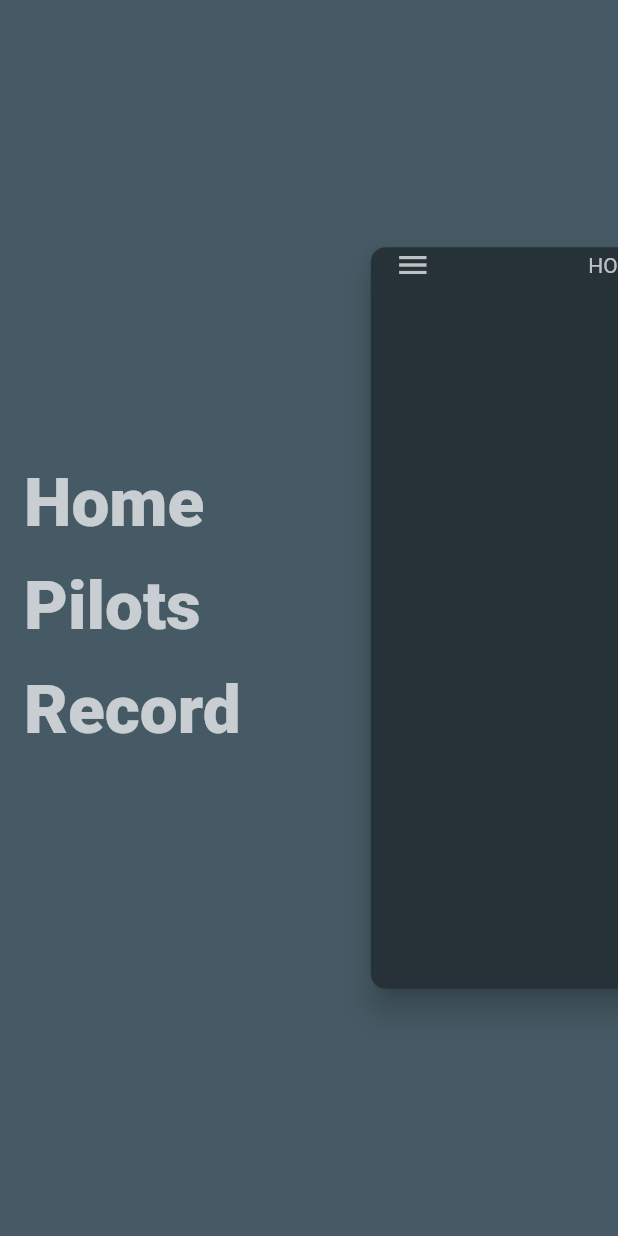
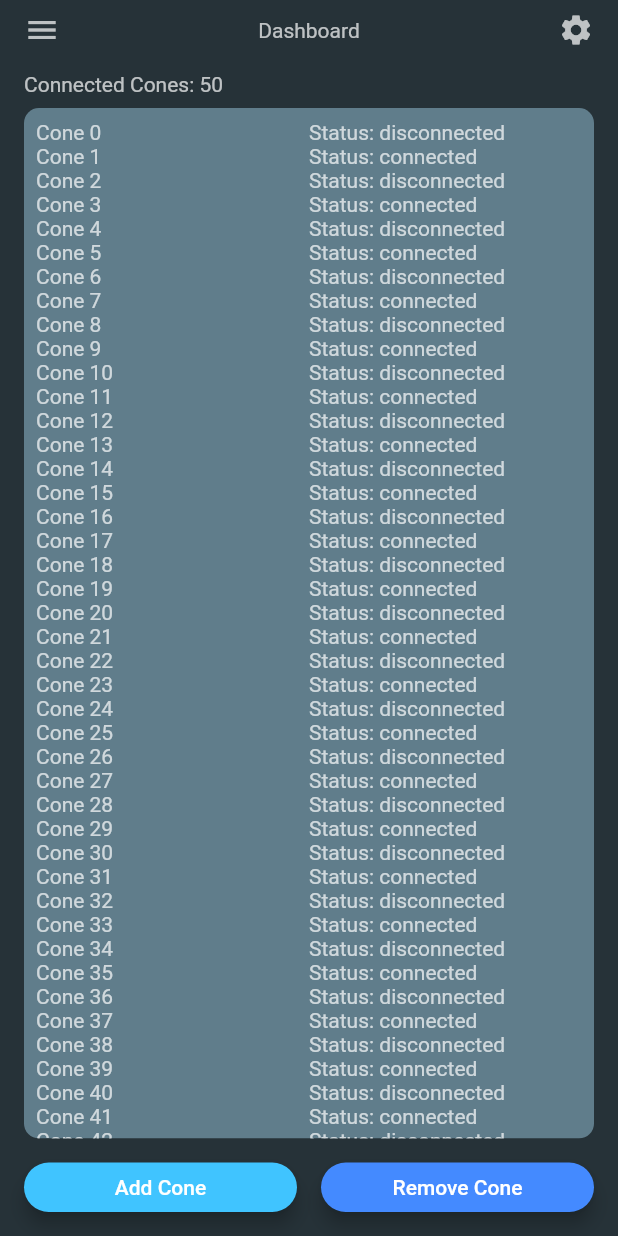
Before and after one commit to mikeyroush/ConeDroneApp, a Flutter app: the HomeScreen screen opened by its route, on a phone screen of 412 x 824 dp. Run offline on Flutter 3.47's test engine with Material 2 defaults, Android fonts, the phone set to English and light mode, and no system bars; our stand-ins replace animated_text_kit, cloud_firestore, firebase_auth, firebase_core, modal_progress_hud; accounts and stored records are empty.

Commit message:
updated app dashboard

```diff
--- a/cone_drone/lib/constants.dart
+++ b/cone_drone/lib/constants.dart
@@ -1,6 +1,15 @@
 import 'package:flutter/material.dart';
 
-const kTitleTextStyle = TextStyle(fontWeight: FontWeight.w900, fontSize: 45.0);
+const kTitleTextStyle = TextStyle(
+  fontWeight: FontWeight.w900,
+  fontSize: 45.0,
+);
+
+const kMenuTextStyle = TextStyle(
+  fontWeight: FontWeight.bold,
+  fontSize: 30.0,
+  color: Colors.white70,
+);
 
 const kTextFieldStyle = TextStyle(color: Colors.white70);
 
--- a/cone_drone/lib/screens/home_screen.dart
+++ b/cone_drone/lib/screens/home_screen.dart
@@ -8,6 +8,7 @@ import 'package:modal_progress_hud/modal_progress_hud.dart';
 
 final _firestore = FirebaseFirestore.instance;
 User loggedInUser;
+enum Status { none, connected, disconnected }
 
 class HomeScreen extends StatefulWidget {
   static const String id = 'home_screen';
@@ -18,8 +19,11 @@ class HomeScreen extends StatefulWidget {
 class _HomeScreenState extends State<HomeScreen> {
   final _auth = FirebaseAuth.instance;
   bool verified = false;
-  bool isCollapsed = false;
+  bool isCollapsed = true;
   double screenWidth, screenHeight;
+
+  // temp entries
+  List<ConeEntry> entries = [];
 
   @override
   void initState() {
@@ -50,6 +54,14 @@ class _HomeScreenState extends State<HomeScreen> {
     if (!verified) return verifyEmail(context);
 
     // email verified
+    for (var i = 0; i < 50; i++) {
+      final entry = ConeEntry(
+        name: 'Cone $i',
+        status: (i % 2 == 0) ? Status.disconnected : Status.connected,
+      );
+      entries.add(entry);
+    }
+
     Size size = MediaQuery.of(context).size;
     screenHeight = size.height;
     screenWidth = size.width;
@@ -61,7 +73,8 @@ class _HomeScreenState extends State<HomeScreen> {
           menu(context),
           home(context),
         ],
-        ));
+      ),
+    );
   }
 
   Widget verifyEmail(context) {
@@ -104,14 +117,29 @@ class _HomeScreenState extends State<HomeScreen> {
           mainAxisAlignment: MainAxisAlignment.center,
           crossAxisAlignment: CrossAxisAlignment.start,
           children: [
-            Text('Home',
-                style: kTitleTextStyle.copyWith(color: Colors.white70)),
+            Row(
+              children: [
+                Icon(Icons.dashboard, color: Colors.white70),
+                SizedBox(width: 8.0),
+                Text('Dashboard', style: kMenuTextStyle),
+              ],
+            ),
             SizedBox(height: 16.0),
-            Text('Pilots',
-                style: kTitleTextStyle.copyWith(color: Colors.white70)),
+            Row(
+              children: [
+                Icon(Icons.person, color: Colors.white70),
+                SizedBox(width: 8.0),
+                Text('Pilots', style: kMenuTextStyle),
+              ],
+            ),
             SizedBox(height: 16.0),
-            Text('Record',
-                style: kTitleTextStyle.copyWith(color: Colors.white70)),
+            Row(
+              children: [
+                Icon(Icons.adjust, color: Colors.white70),
+                SizedBox(width: 8.0),
+                Text('Record', style: kMenuTextStyle),
+              ],
+            ),
             SizedBox(height: 16.0),
           ],
         ),
@@ -134,7 +162,7 @@ class _HomeScreenState extends State<HomeScreen> {
         color: Colors.blueGrey.shade900,
         child: SafeArea(
           child: Padding(
-            padding: const EdgeInsets.only(left: 16.0, right: 16.0),
+            padding: const EdgeInsets.only(left: 16.0, right: 16.0, top: 8.0),
             child: Column(
               mainAxisAlignment: MainAxisAlignment.spaceBetween,
               crossAxisAlignment: CrossAxisAlignment.stretch,
@@ -151,9 +179,50 @@ class _HomeScreenState extends State<HomeScreen> {
                         });
                       },
                     ),
-                    Text('HOME', style: kTextFieldStyle),
+                    Text('Dashboard', style: kTextFieldStyle),
                     Icon(Icons.settings, color: Colors.white70),
                   ],
+                ),
+                SizedBox(height: 16.0),
+                Text('Connected Cones: ${entries.length}',
+                    style: kTextFieldStyle),
+                SizedBox(height: 8.0),
+                Expanded(
+                  child: ClipRRect(
+                    borderRadius: BorderRadius.circular(10.0),
+                    child: Container(
+                      color: Colors.blueGrey,
+                      child: ListView(
+                        padding: const EdgeInsets.all(8.0),
+                        children: entries,
+                      ),
+                    ),
+                  ),
+                ),
+                SizedBox(
+                  width: double.infinity,
+                  height: 65.0,
+                  child: Row(
+                    mainAxisAlignment: MainAxisAlignment.spaceAround,
+                    crossAxisAlignment: CrossAxisAlignment.center,
+                    children: [
+                      Flexible(
+                        child: RoundedButton(
+                          title: 'Add Cone',
+                          backgroundColor: Colors.lightBlueAccent,
+                          onPress: () {},
+                        ),
+                      ),
+                      SizedBox(width: 16.0),
+                      Flexible(
+                        child: RoundedButton(
+                          title: 'Remove Cone',
+                          backgroundColor: Colors.blueAccent,
+                          onPress: () {},
+                        ),
+                      ),
+                    ],
+                  ),
                 )
               ],
             ),
@@ -163,3 +232,26 @@ class _HomeScreenState extends State<HomeScreen> {
     );
   }
 }
+
+class ConeEntry extends StatelessWidget {
+  ConeEntry({@required this.name, @required this.status});
+
+  final String name;
+  final Status status;
+
+  @override
+  Widget build(BuildContext context) {
+    return Row(
+      children: [
+        Expanded(
+          child: Text('$name', style: kTextFieldStyle),
+        ),
+        Expanded(
+          child: Text(
+              'Status: ${status.toString().substring(status.toString().indexOf('.') + 1)}',
+              style: kTextFieldStyle),
+        ),
+      ],
+    );
+  }
+}
```
Also changed, not shown: cone_drone/images/cone.png (added). Lines whose indentation alone changed are shown as unchanged.
